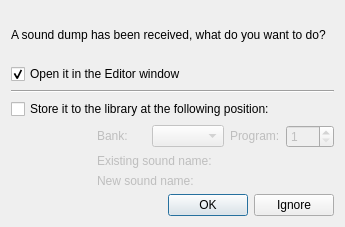
This is bigglesworth/dumpdialog.ui in MaurizioB/Bigglesworth as Qt 5 draws it before an edit. The edited form follows.
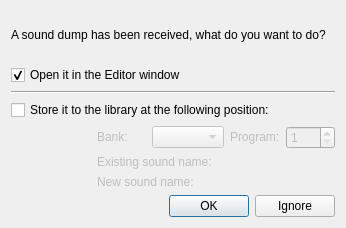
This is the edited form.

What changed in the file:
```diff
--- a/bigglesworth/dumpdialog.ui
+++ b/bigglesworth/dumpdialog.ui
@@ -6,8 +6,8 @@
    <rect>
     <x>0</x>
     <y>0</y>
-    <width>345</width>
-    <height>227</height>
+    <width>346</width>
+    <height>228</height>
    </rect>
   </property>
   <property name="windowTitle">
```
